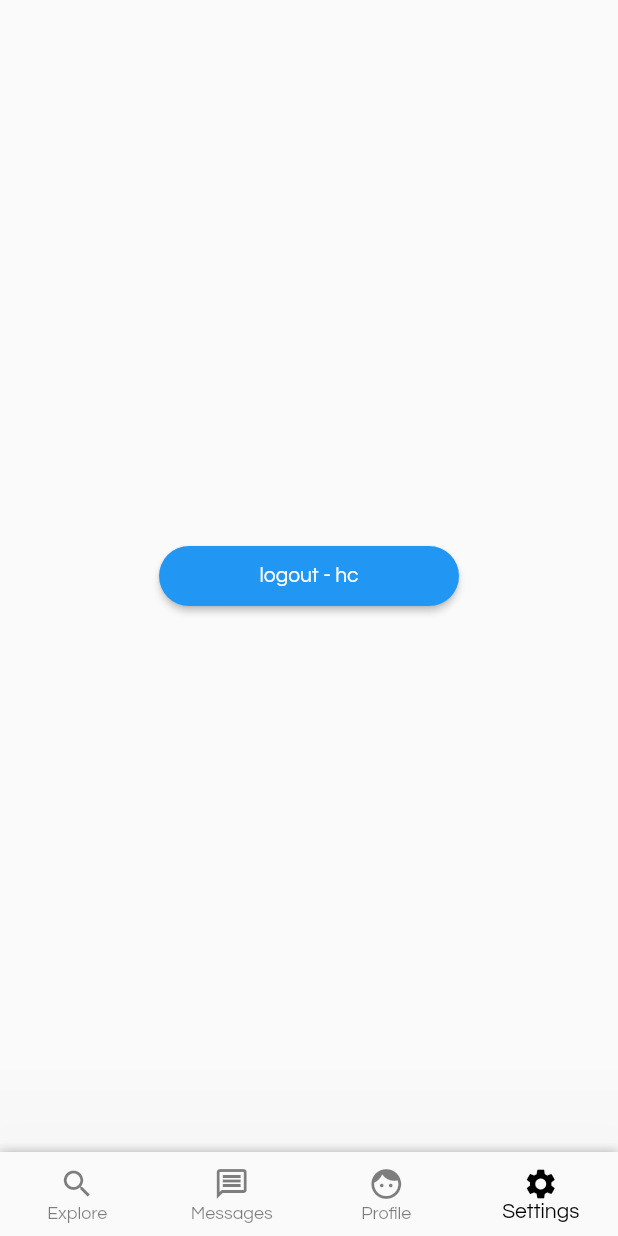
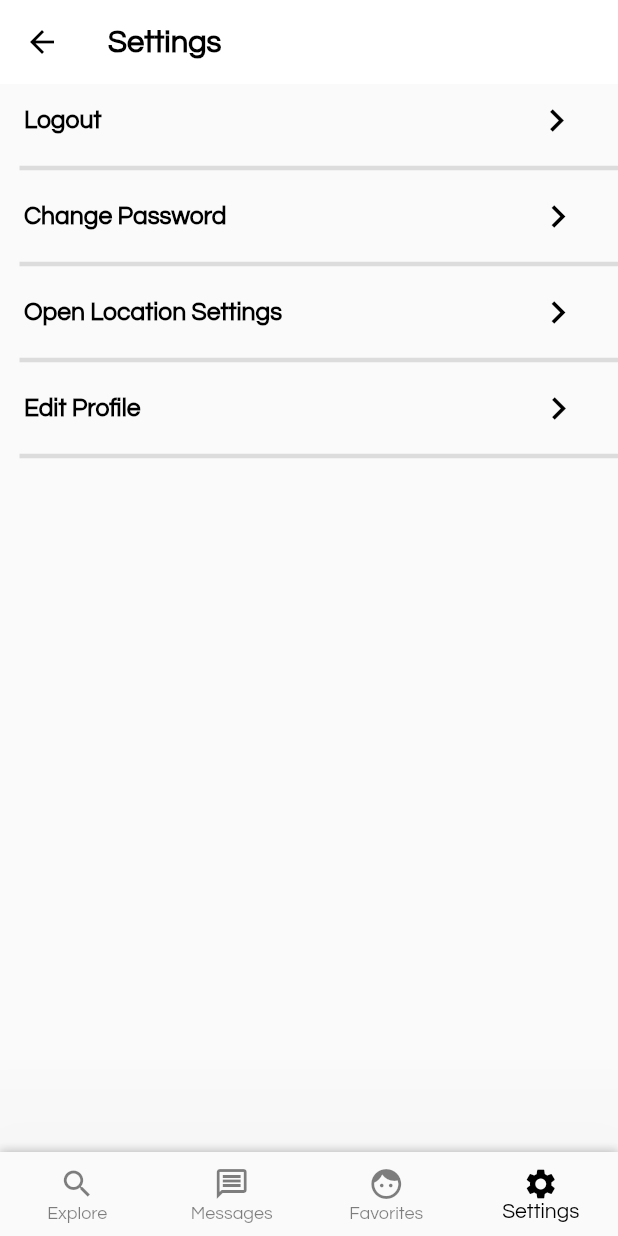
Before and after one commit to Huz1995/Gel, a Flutter app: the HairClientHomePage screen opened directly, item 4 of the bottom bar chosen, on a phone screen of 412 x 824 dp. Run offline on Flutter 3.47's test engine with Material 2 defaults, Android fonts, the phone set to English and light mode, and no system bars; our stand-ins replace animated_text_kit, auth_buttons, firebase_auth, firebase_core, firebase_storage, flutter_icons and 6 more; missing offline and left inert: app_settings, flutter_absolute_path, flutter_facebook_login, multi_image_picker2; accounts and stored records are empty.

Commit message:
working on the user side of things, so the user made bottom bar so user can now have messages, explore, see favorite hairdresserrs and setting

```diff
--- a/lib/screens/hair_client_after_login.dart
+++ b/lib/screens/hair_client_after_login.dart
@@ -2,9 +2,7 @@ import 'package:flutter/material.dart';
 import 'package:gel/providers/authentication_provider.dart';
 import 'package:gel/providers/text_size_provider.dart';
 import 'package:gel/widgets/general/bottom_nav_bar.dart';
-import 'package:gel/widgets/general/small_button.dart';
-import 'package:gel/widgets/hairartistprofile/hair_artist_profile_main_page.dart';
-import 'package:gel/widgets/hairartistsettings/settings.dart';
+import 'package:gel/widgets/hairclient/hairclientsettings/hair_client_settings.dart';
 import 'package:provider/provider.dart';
 
 class HairClientHomePage extends StatefulWidget {
@@ -29,16 +27,7 @@ class _HairClientHomePageState extends State<HairClientHomePage> {
       Text(
         'Index 3: Profile',
       ),
-      SmallButton(
-        backgroundColor: Colors.blue,
-        child: Text(
-          "logout - hc",
-        ),
-        onPressed: () => {
-          _authProvider.logUserOut(),
-        },
-        buttonWidth: 200,
-      ),
+      HairClientSettings(),
     ];
 
     void _onIconTapped(int index) {
@@ -69,6 +58,7 @@ class _HairClientHomePageState extends State<HairClientHomePage> {
           child: BottomNavBar(
             selectedIndex: _selectedIndex,
             onIconTapped: _onIconTapped,
+            isHairArtist: false,
           ),
         ),
       ),
--- a/lib/widgets/general/bottom_nav_bar.dart
+++ b/lib/widgets/general/bottom_nav_bar.dart
@@ -5,11 +5,14 @@ class BottomNavBar extends StatelessWidget {
     Key? key,
     required int selectedIndex,
     required void Function(int)? onIconTapped,
+    required bool isHairArtist,
   })  : _selectedIndex = selectedIndex,
         _onIconTapped = onIconTapped,
+        _isHairArtist = isHairArtist,
         super(key: key);
 
   final int _selectedIndex;
+  final bool _isHairArtist;
   final void Function(int)? _onIconTapped;
 
   @override
@@ -17,7 +20,7 @@ class BottomNavBar extends StatelessWidget {
     return BottomNavigationBar(
       type: BottomNavigationBarType.fixed,
       elevation: 100,
-      items: const <BottomNavigationBarItem>[
+      items: <BottomNavigationBarItem>[
         BottomNavigationBarItem(
           icon: Icon(Icons.search),
           label: 'Explore',
@@ -28,7 +31,7 @@ class BottomNavBar extends StatelessWidget {
         ),
         BottomNavigationBarItem(
           icon: Icon(Icons.face),
-          label: 'Profile',
+          label: _isHairArtist ? "Profile" : "Favorites",
         ),
         BottomNavigationBarItem(
           icon: Icon(Icons.settings),
--- /dev/null
+++ b/lib/widgets/general/settings_button.dart
@@ -0,0 +1,56 @@
+import 'package:flutter/material.dart';
+import 'package:flutter_icons/flutter_icons.dart';
+import 'package:gel/providers/text_size_provider.dart';
+
+class SettingButton extends StatelessWidget {
+  const SettingButton(
+      {Key? key,
+      required void Function()? onPressed,
+      required FontSizeProvider fontSizeProvider,
+      required double gap,
+      required String title,
+      required})
+      : _onPressed = onPressed,
+        _fontSizeProvider = fontSizeProvider,
+        _gap = gap,
+        _title = title,
+        super(key: key);
+
+  final void Function()? _onPressed;
+  final FontSizeProvider _fontSizeProvider;
+  final double _gap;
+  final String _title;
+  @override
+  Widget build(BuildContext context) {
+    return Column(
+      children: [
+        Padding(
+          padding: const EdgeInsets.only(left: 8.0),
+          child: TextButton(
+            onPressed: _onPressed,
+            child: Row(
+              children: [
+                Text(
+                  _title,
+                  style: _fontSizeProvider.headline4,
+                ),
+                SizedBox(
+                  width: _gap,
+                ),
+                Icon(
+                  MaterialIcons.keyboard_arrow_right,
+                  color: Colors.black,
+                  size: 30,
+                ),
+              ],
+            ),
+          ),
+        ),
+        Divider(
+          thickness: 3,
+          indent: 13,
+        ),
+      ],
+    );
+  }
+}
--- /dev/null
+++ b/lib/widgets/hairclient/hairclientsettings/hair_client_settings.dart
@@ -0,0 +1,71 @@
+import 'package:flutter/material.dart';
+import 'package:flutter_icons/flutter_icons.dart';
+import 'package:gel/providers/authentication_provider.dart';
+import 'package:gel/providers/text_size_provider.dart';
+import 'package:gel/widgets/general/settings_button.dart';
+import 'package:gel/widgets/general_profile/change_password.dart';
+import 'package:provider/provider.dart';
+import 'package:app_settings/app_settings.dart';
+
+class HairClientSettings extends StatelessWidget {
+  @override
+  Widget build(BuildContext context) {
+    final _fontSizeProvider = Provider.of<FontSizeProvider>(context);
+    final _authProvider = Provider.of<AuthenticationProvider>(context);
+    return Scaffold(
+      appBar: AppBar(
+        backgroundColor: Colors.white, //change your color here
+        iconTheme: IconThemeData(
+          color: Colors.black, //change your color here
+        ),
+        // backgroundColor: Colors.white,
+        elevation: 0,
+        title: Text(
+          "Settings",
+          style: _fontSizeProvider.headline3,
+        ),
+      ),
+      body: Column(
+        crossAxisAlignment: CrossAxisAlignment.start,
+        children: [
+          SettingButton(
+            onPressed: () => _authProvider.logUserOut(),
+            title: "Logout",
+            fontSizeProvider: _fontSizeProvider,
+            gap: MediaQuery.of(context).size.width * 0.7,
+          ),
+          SettingButton(
+            onPressed: () {
+              Navigator.of(context).push(
+                MaterialPageRoute(
+                  builder: (BuildContext context) => ChangePasswordForm(
+                      fontSizeProvider: _fontSizeProvider,
+                      authenticationProvider: _authProvider),
+                ),
+              );
+            },
+            title: "Change Password",
+            fontSizeProvider: _fontSizeProvider,
+            gap: MediaQuery.of(context).size.width * 0.5,
+          ),
+          SettingButton(
+            onPressed: () async {
+              await AppSettings.openLocationSettings();
+            },
+            title: "Open Location Settings",
+            fontSizeProvider: _fontSizeProvider,
+            gap: MediaQuery.of(context).size.width * 0.41,
+          ),
+          SettingButton(
+            onPressed: () async {
+              await AppSettings.openLocationSettings();
+            },
+            title: "Edit Profile",
+            fontSizeProvider: _fontSizeProvider,
+            gap: MediaQuery.of(context).size.width * 0.64,
+          ),
+        ],
+      ),
+    );
+  }
+}
```
Also changed, not shown: lib/screens/hair_artist_after_login.dart (+4 -3 lines), lib/widgets/hairartist/hairartistprofile/hair_artist_profile_main_page.dart (renamed from lib/widgets/hairartistprofile/hair_artist_profile_main_page.dart, +6 -6 lines), lib/widgets/hairartist/hairartistsettings/hair_artist_settings.dart (added, +64 -0 lines), lib/widgets/hairartistsettings/settings.dart (deleted, +0 -123 lines), lib/widgets/general_profile/change_password.dart (renamed from lib/widgets/hairartistsettings/change_password.dart), lib/widgets/hairartist/hairartistprofile/about.dart (renamed from lib/widgets/hairartistprofile/about.dart), lib/widgets/hairartist/hairartistprofile/edit_hair_artist_profile_form.dart (renamed from lib/widgets/hairartistprofile/edit_hair_artist_profile_form.dart), lib/widgets/hairartist/hairartistprofile/gallery.dart (renamed from lib/widgets/hairartistprofile/gallery.dart), lib/widgets/hairartist/hairartistprofile/gallery_picker.dart (renamed from lib/widgets/hairartistprofile/gallery_picker.dart), lib/widgets/hairartist/hairartistprofile/profile_pic_icon.dart (renamed from lib/widgets/hairartistprofile/profile_pic_icon.dart), lib/widgets/hairartist/hairartistprofile/reviews.dart (renamed from lib/widgets/hairartistprofile/reviews.dart), 34 other files.
